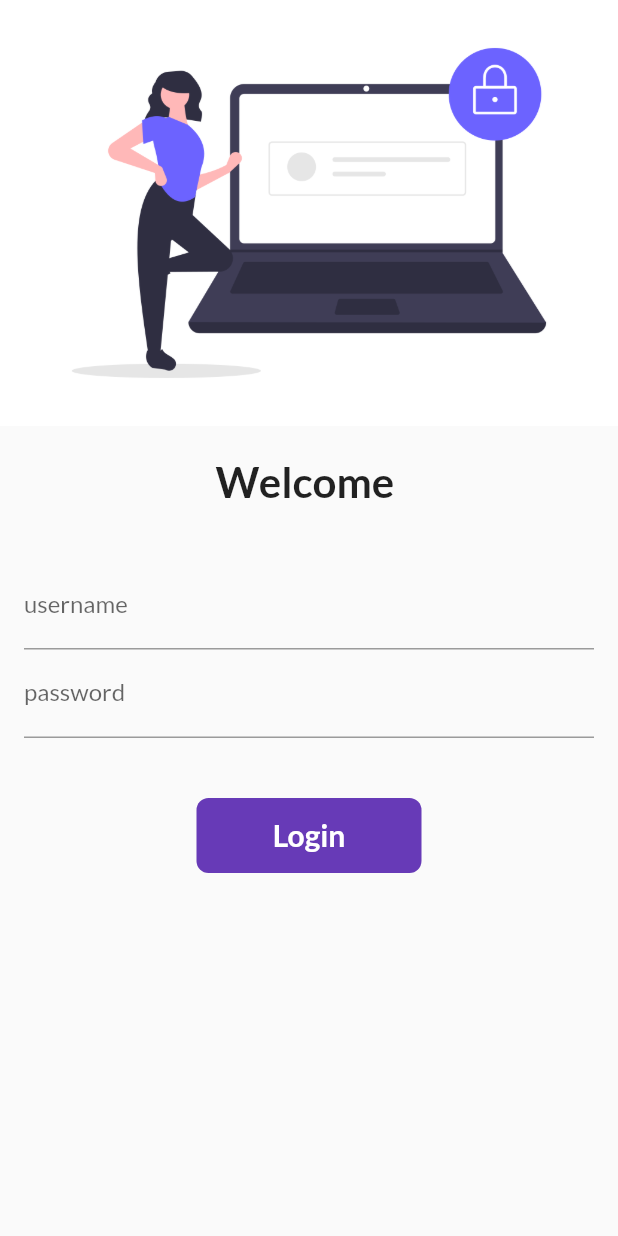
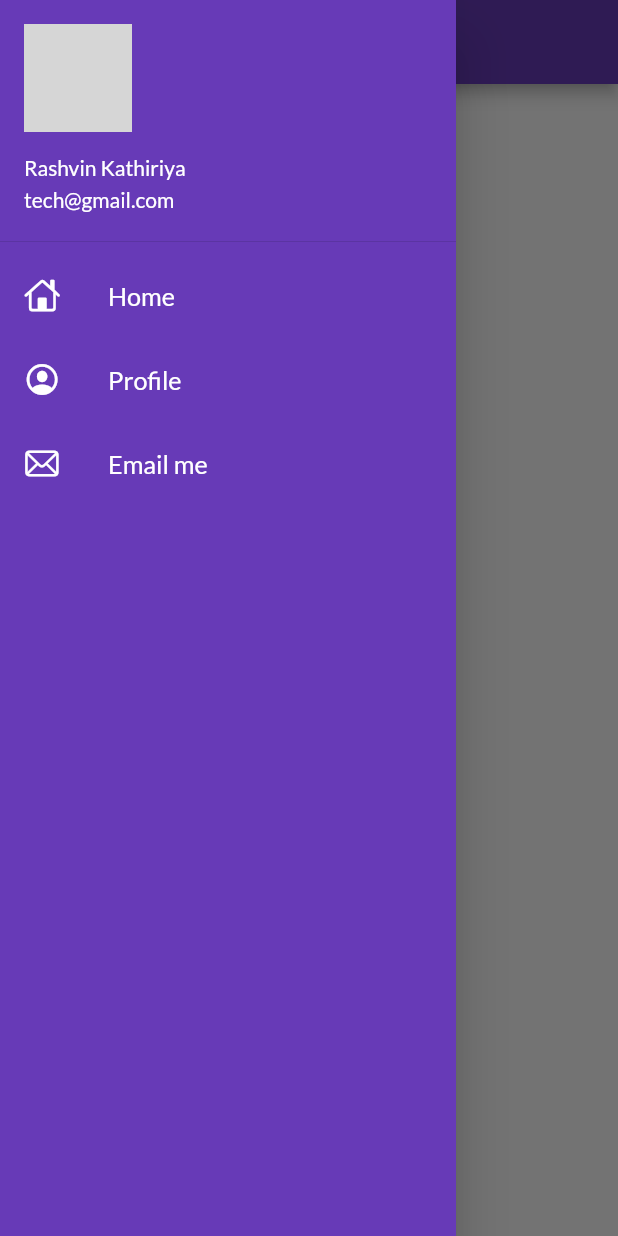
Before and after one commit to rashvin8515/30daysofFlutter, a Flutter app: the screen it shows after launch, with the side drawer open (before the commit the screen has no drawer), on a phone screen of 412 x 824 dp. Run offline on Flutter 3.47's test engine with Material 2 defaults, Android fonts, the phone set to English and light mode, and no system bars; our stand-ins replace google_fonts; network calls fail; grey boxes are pictures that could not be loaded.

Commit message:
day9 completed

```diff
--- a/lib/main.dart
+++ b/lib/main.dart
@@ -18,7 +18,8 @@ class MyApp extends StatelessWidget {
       themeMode: ThemeMode.light,
       theme: ThemeData(primarySwatch: Colors.deepPurple,
       fontFamily: GoogleFonts.lato().fontFamily),
-
+      initialRoute: MyRoutes.homeRoute,
+      debugShowCheckedModeBanner: false,
       routes: {
         "/": (context) => LoginPage(),
         MyRoutes.homeRoute: (context) => home_page(),
--- a/lib/pages/home_page.dart
+++ b/lib/pages/home_page.dart
@@ -1,4 +1,6 @@
 import 'package:flutter/material.dart';
+
+import '../widgets/drawer.dart';
 
 // ignore: camel_case_types
 class home_page extends StatelessWidget {
@@ -16,7 +18,7 @@ class home_page extends StatelessWidget {
         child: Text("hello world $days"),
       ),
       // ignore: prefer_const_constructors
-      drawer: Drawer(),
+      drawer: MyDrawer(),
     );
   }
 }
--- /dev/null
+++ b/lib/widgets/drawer.dart
@@ -0,0 +1,66 @@
+import 'package:flutter/cupertino.dart';
+import 'package:flutter/material.dart';
+
+class MyDrawer extends StatelessWidget {
+  final imageUrl =
+      "https://source.unsplash.com/user/c_v_r";
+  const MyDrawer({Key? key}) : super(key: key);
+
+  @override
+  Widget build(BuildContext context) {
+    return Drawer(
+      child: Container(
+        color: Colors.deepPurple,
+        child: ListView(
+          padding: EdgeInsets.zero,
+          children: [
+            DrawerHeader(
+              padding: EdgeInsets.zero,
+              child: UserAccountsDrawerHeader(
+                margin: EdgeInsets.zero,
+                accountEmail: Text("tech@gmail.com"),
+                accountName: Text("Rashvin Kathiriya"),
+                currentAccountPicture: CircleAvatar(
+                  backgroundImage: NetworkImage(imageUrl,scale: 1.0),
+                ),
+              ),
+            ),
+            ListTile(
+              leading: Icon(
+                CupertinoIcons.home,
+                color:Colors.white,),
+              title: Text(
+                "Home",
+                textScaleFactor: 1.2,
+                style: TextStyle(
+                  color: Colors.white,
+              ),),
+            ),
+            ListTile(
+              leading: Icon(
+                CupertinoIcons.profile_circled,
+                color:Colors.white,),
+              title: Text(
+                "Profile",
+                textScaleFactor: 1.2,
+                style: TextStyle(
+                  color: Colors.white,
+              ),),
+            ),
+            ListTile(
+              leading: Icon(
+                CupertinoIcons.mail,
+                color:Colors.white,),
+              title: Text(
+                "Email me",
+                textScaleFactor: 1.2,
+                style: TextStyle(
+                  color: Colors.white,
+              ),),
+            )
+          ],
+        ),
+      ),
+    );
+  }
+}
```
